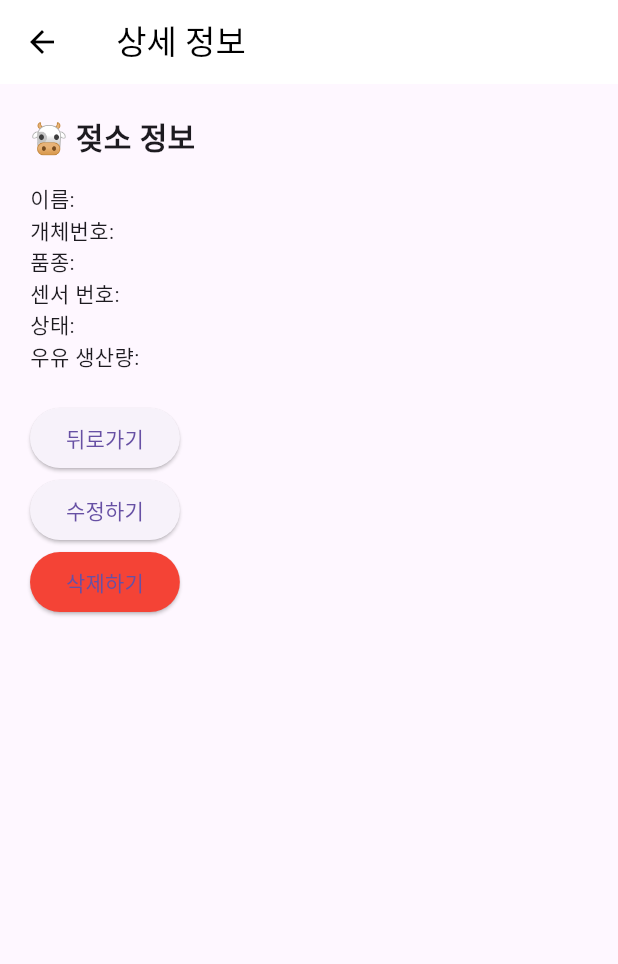
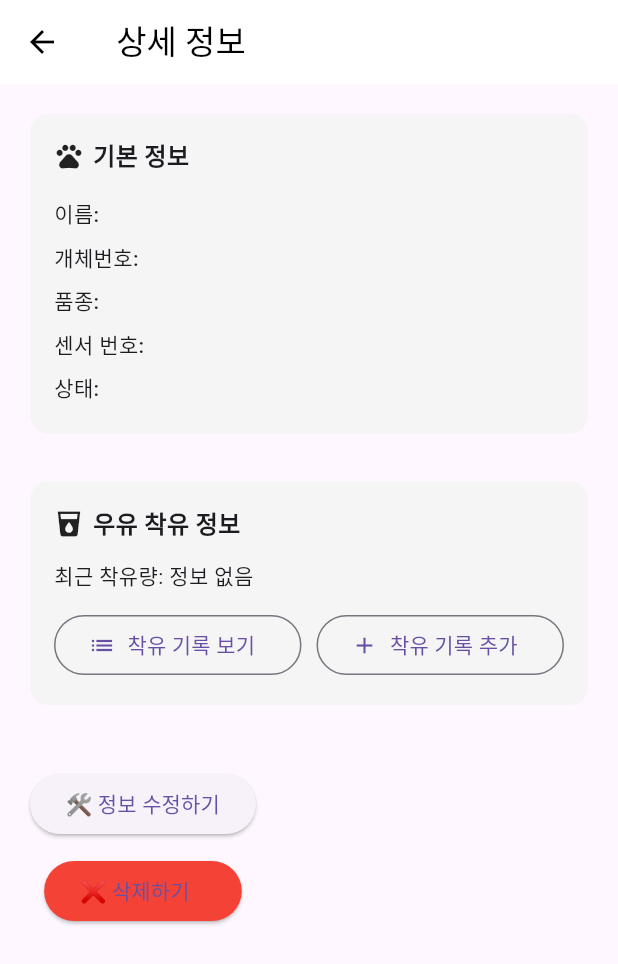
Before and after one commit to SeulGi0117/BlackCows, a Flutter app: the CowDetailPage screen opened directly with empty values, on a phone screen of 412 x 824 dp. Shown: the top 964 px of the screen. Run offline on Flutter 3.47's test engine with Material 3 defaults, Android fonts, the phone set to English and light mode, and no system bars; our stand-ins replace dio, flutter_dotenv, shared_preferences; accounts and stored records are empty.

Commit message:
feat: 소 detail에서 우유 관련 화면 추가. 착유에 대한 정보를 관리 refactor: detail 화면 UI 개선

```diff
--- a/cow_management/lib/providers/cow_provider.dart
+++ b/cow_management/lib/providers/cow_provider.dart
@@ -12,7 +12,7 @@ class CowProvider with ChangeNotifier {
   }
 
   void removeCow(String id) {
-    _cows.removeWhere((cow) => cow.name == id);
+    _cows.removeWhere((cow) => cow.id == id);
     notifyListeners();
   }
 
--- a/cow_management/lib/screens/cow_list/cow_detail_page.dart
+++ b/cow_management/lib/screens/cow_list/cow_detail_page.dart
@@ -5,7 +5,7 @@ import 'package:flutter_dotenv/flutter_dotenv.dart';
 
 import 'package:cow_management/models/cow.dart';
 import 'package:cow_management/screens/cow_list/cow_edit_page.dart';
-import 'package:cow_management/providers/user_provider.dart'; // 추가: UserProvider import
+import 'package:cow_management/providers/user_provider.dart';
 
 class CowDetailPage extends StatefulWidget {
   final Cow cow;
@@ -33,25 +33,137 @@ class _CowDetailPageState extends State<CowDetailPage> {
         backgroundColor: Colors.white,
         foregroundColor: Colors.black,
       ),
-      body: Padding(
+      body: SingleChildScrollView(
         padding: const EdgeInsets.all(20),
         child: Column(
           crossAxisAlignment: CrossAxisAlignment.start,
           children: [
-            const Text('🐮 젖소 정보',
-                style: TextStyle(fontSize: 20, fontWeight: FontWeight.bold)),
-            const SizedBox(height: 16),
-            Text('이름: ${currentCow.name}'),
-            Text('개체번호: ${currentCow.number}'),
-            Text('품종: ${currentCow.breed}'),
-            Text('센서 번호: ${currentCow.sensor}'),
-            Text('상태: ${currentCow.status}'),
-            Text('우유 생산량: ${currentCow.milk}'),
+            _buildBasicInfoCard(),
             const SizedBox(height: 20),
-            ElevatedButton(
-              onPressed: () => Navigator.pop(context),
-              child: const Text('뒤로가기'),
+            _buildMilkingInfoCard(),
+            const SizedBox(height: 30),
+            _buildActionButtons(context),
+          ],
         ),
+      ),
+    );
+  }
+
+  Widget _buildBasicInfoCard() {
+    return Container(
+      width: double.infinity,
+      padding: const EdgeInsets.all(16),
+      margin: const EdgeInsets.only(bottom: 12),
+      decoration: BoxDecoration(
+        color: const Color(0xFFF5F5F5),
+        borderRadius: BorderRadius.circular(12),
+      ),
+      child: Column(
+        crossAxisAlignment: CrossAxisAlignment.start,
+        children: [
+          const Row(
+            children: [
+              Icon(Icons.pets, size: 20),
+              SizedBox(width: 6),
+              Text('기본 정보',
+                  style: TextStyle(fontSize: 16, fontWeight: FontWeight.bold)),
+            ],
+          ),
+          const SizedBox(height: 12),
+          _infoRow('이름', currentCow.name),
+          _infoRow('개체번호', currentCow.number),
+          _infoRow('품종', currentCow.breed ?? '미등록'),
+          _infoRow('센서 번호', currentCow.sensor),
+          _infoRow('상태', currentCow.status),
+        ],
+      ),
+    );
+  }
+
+  Widget _buildMilkingInfoCard() {
+    return Container(
+      width: double.infinity,
+      padding: const EdgeInsets.all(16),
+      margin: const EdgeInsets.only(bottom: 12),
+      decoration: BoxDecoration(
+        color: const Color(0xFFF5F5F5),
+        borderRadius: BorderRadius.circular(12),
+      ),
+      child: Column(
+        crossAxisAlignment: CrossAxisAlignment.start,
+        children: [
+          const Row(
+            children: [
+              Icon(Icons.local_drink, size: 20),
+              SizedBox(width: 6),
+              Text('우유 착유 정보',
+                  style: TextStyle(fontSize: 16, fontWeight: FontWeight.bold)),
+            ],
+          ),
+          const SizedBox(height: 12),
+          Text(
+              '최근 착유량: ${currentCow.milk.isNotEmpty ? currentCow.milk : '정보 없음'}'),
+          const SizedBox(height: 12),
+          Row(
+            children: [
+              Expanded(
+                child: OutlinedButton.icon(
+                  onPressed: () {
+                    Navigator.pushNamed(
+                      context,
+                      '/milking-records',
+                      arguments: {
+                        'cowId': currentCow.id,
+                        'cowName': currentCow.name,
+                      },
+                    );
+                  },
+                  icon: const Icon(Icons.list),
+                  label: const Text('착유 기록 보기'),
+                ),
+              ),
+              const SizedBox(width: 10),
+              Expanded(
+                child: OutlinedButton.icon(
+                  onPressed: () {
+                    Navigator.pushNamed(
+                      context,
+                      '/milking-record',
+                      arguments: {
+                        'cowId': currentCow.id,
+                        'cowName': currentCow.name,
+                      },
+                    );
+                  },
+                  icon: const Icon(Icons.add),
+                  label: const Text('착유 기록 추가'),
+                ),
+              ),
+            ],
+          )
+        ],
+      ),
+    );
+  }
+
+  Widget _infoRow(String label, String value) {
+    return Padding(
+      padding: const EdgeInsets.symmetric(vertical: 4),
+      child: Row(
+        children: [
+          SizedBox(
+              width: 80,
+              child: Text('$label:',
+                  style: const TextStyle(fontWeight: FontWeight.w500))),
+          Expanded(child: Text(value)),
+        ],
+      ),
+    );
+  }
+
+  Widget _buildActionButtons(BuildContext context) {
+    return Column(
+      children: [
         ElevatedButton(
           onPressed: () async {
             final updatedCow = await Navigator.push(
@@ -67,8 +179,9 @@ class _CowDetailPageState extends State<CowDetailPage> {
               });
             }
           },
-              child: const Text('수정하기'),
+          child: const Text('🛠️ 정보 수정하기'),
         ),
+        const SizedBox(height: 10),
         ElevatedButton(
           onPressed: () async {
             final confirmed = await showDialog(
@@ -89,28 +202,20 @@ class _CowDetailPageState extends State<CowDetailPage> {
 
             if (confirmed == true) {
               final success = await deleteCow(context, currentCow.id);
-                  if (success) {
-                    if (context.mounted) {
-                      ScaffoldMessenger.of(context).showSnackBar(
-                        const SnackBar(content: Text("젖소가 삭제되었습니다")),
-                      );
+              if (success && context.mounted) {
+                ScaffoldMessenger.of(context)
+                    .showSnackBar(const SnackBar(content: Text("젖소가 삭제되었습니다")));
                 Navigator.pop(context, true);
-                    }
               } else {
-                    if (context.mounted) {
-                      ScaffoldMessenger.of(context).showSnackBar(
-                        const SnackBar(content: Text("삭제에 실패했습니다")),
-                      );
-                    }
+                ScaffoldMessenger.of(context)
+                    .showSnackBar(const SnackBar(content: Text("삭제에 실패했습니다")));
               }
             }
           },
           style: ElevatedButton.styleFrom(backgroundColor: Colors.red),
-              child: const Text("삭제하기"),
+          child: const Text("❌ 삭제하기   "),
         ),
       ],
-        ),
-      ),
     );
   }
 }
@@ -118,8 +223,6 @@ class _CowDetailPageState extends State<CowDetailPage> {
 Future<bool> deleteCow(BuildContext context, String cowId) async {
   final dio = Dio();
   final String? apiUrl = dotenv.env['API_BASE_URL'];
-
-  // UserProvider에서 토큰 로드
   final token = await Provider.of<UserProvider>(context, listen: false)
       .loadTokenFromStorage();
 
@@ -138,12 +241,7 @@ Future<bool> deleteCow(BuildContext context, String cowId) async {
       ),
     );
 
-    if (response.statusCode == 200 || response.statusCode == 204) {
-      return true;
-    } else {
-      print("❌ 삭제 실패: ${response.statusCode}");
-      return false;
-    }
+    return response.statusCode == 200 || response.statusCode == 204;
   } catch (e) {
     print("❌ 삭제 중 오류 발생: $e");
     return false;
--- a/cow_management/pubspec.yaml
+++ b/cow_management/pubspec.yaml
@@ -36,6 +36,7 @@ dependencies:
   flutter_dotenv: ^5.0.2
   shared_preferences: ^2.0.8
   dio: ^5.8.0+1
+  intl: ^0.18.1
 
 dev_dependencies:
   flutter_test:
```
Also changed, not shown: cow_management/lib/main.dart (+21 -1 lines), cow_management/lib/screens/cow_list/Cow_Detail/cow_milk_add_page.dart (added, +177 -0 lines), cow_management/lib/screens/cow_list/Cow_Detail/cow_milk_detail_page.dart (added, +83 -0 lines), cow_management/pubspec.lock, 1 other file. Lines whose indentation alone changed are shown as unchanged.
